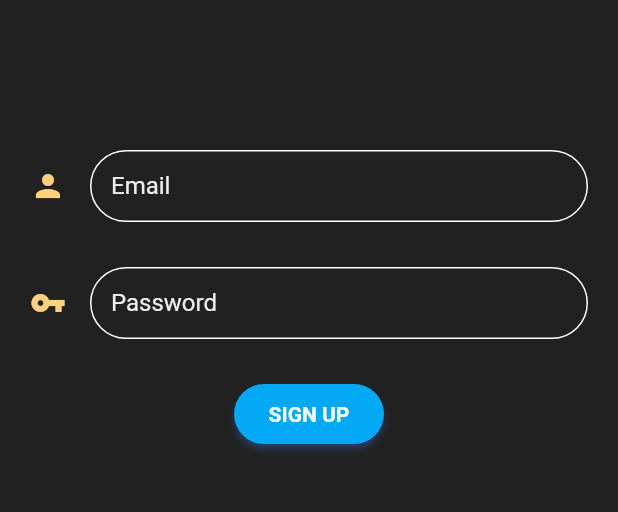
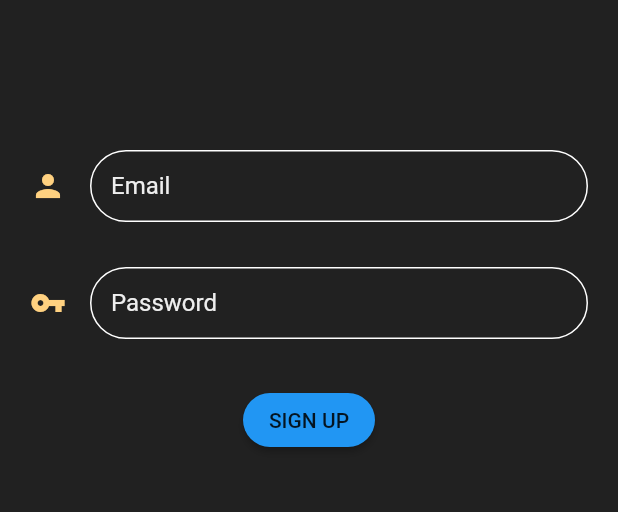
Before and after one commit to benivan/Firebase-Auth-With-Flutter, a Flutter app: the screen it shows after launch, after a tap on "LOGIN", after a tap on "Register", on a phone screen of 412 x 824 dp, the part 84-596 px from its top. Run offline on Flutter 3.47's test engine with Material 2 defaults, Android fonts, the phone set to English and light mode, and no system bars; our stand-ins replace cloud_firestore, firebase_auth, flutter_spinkit; accounts and stored records are empty; Roboto replaces fonts that are missing (Montserrat).

Commit message:
Fixed DropDownFormField Error and SignIn and SignUp Changed.

```diff
--- a/lib/screen/authenticate/register.dart
+++ b/lib/screen/authenticate/register.dart
@@ -28,6 +28,8 @@ class _RegisterState extends State<Register> {
 
   @override
   Widget build(BuildContext context) {
+
+    //Return Loading Screen While Fetching data
     return loading ? Loading():Scaffold(
       backgroundColor: Colors.grey[900],
       appBar: AppBar(
@@ -53,6 +55,7 @@ class _RegisterState extends State<Register> {
               ))
         ],
       ),
+
       body: Container(
           padding: EdgeInsets.symmetric(horizontal: 20.0, vertical: 50.0),
           child: Form(
@@ -62,6 +65,8 @@ class _RegisterState extends State<Register> {
                 SizedBox(
                   height: 50.0,
                 ),
+
+                //TextFormField For Email
                 TextFormField(
                   decoration: textInputDecorationForEmail,
                   // Input Text Color
@@ -81,9 +86,12 @@ class _RegisterState extends State<Register> {
                     });
                   },
                 ),
+
                 SizedBox(
                   height: 30.0,
                 ),
+
+                //TextFormField FOr Password
                 TextFormField(
                   decoration: textInputDecorationForPassword,
                   style: TextStyle(color: Colors.white),
@@ -101,16 +109,21 @@ class _RegisterState extends State<Register> {
                     });
                   },
                 ),
+
                 SizedBox(
                   height: 30.0,
                 ),
 
-                //******SIGNIN BUTTON******
-                Container(
-                    height: 40.0,
-                    width: 100.0,
-                    child: GestureDetector(
-                      onTap: () async {
+                // SignUp Button
+                RaisedButton(
+                  shape: StadiumBorder(),
+                  color: Colors.blue,
+                  splashColor: Colors.blueGrey,
+                  elevation: 2,
+
+                  child:Text('SIGN UP') ,
+
+                  onPressed: () async {
                     if (_formkey.currentState.validate()) {
                       setState(() {
                         loading = true;
@@ -123,27 +136,14 @@ class _RegisterState extends State<Register> {
                           error = 'Please provide a valid email.' ;
                         });
                       }
-                        }
-                      },
-                      child: Material(
-                        borderRadius: BorderRadius.circular(20.0),
-                        shadowColor: Colors.blueAccent,
-                        color: Colors.lightBlue,
-                        elevation: 2.0,
-                        child: Center(
-                          child: Text(
-                            'SIGN UP',
-                            style: TextStyle(
-                                color: Colors.white,
-                                fontWeight: FontWeight.bold,
-                                fontFamily: 'Montserrat'),
+                    }},
                 ),
-                        ),
-                      ),
-                    )),
+
+
                 SizedBox(
                   height: 12.0,
                 ),
+
                 Text(
                   error,
                   style: TextStyle(
--- a/lib/screen/authenticate/sign_in.dart
+++ b/lib/screen/authenticate/sign_in.dart
@@ -27,8 +27,11 @@ class _SignInState extends State<SignIn> {
 
   @override
   Widget build(BuildContext context) {
+
+    //Return Loading Screen While Fetching data
     return loading ? Loading():Scaffold(
       backgroundColor: Colors.grey[900],
+
       appBar: AppBar(
         backgroundColor: Colors.black54,
         elevation: 0.0,
@@ -52,6 +55,7 @@ class _SignInState extends State<SignIn> {
               ))
         ],
       ),
+
       body: Container(
           padding: EdgeInsets.symmetric(horizontal: 20.0, vertical: 50.0),
           child: Form(
@@ -62,6 +66,8 @@ class _SignInState extends State<SignIn> {
                 SizedBox(
                   height: 50.0,
                 ),
+
+                //TextFormField For Email
                 TextFormField(
                   decoration: textInputDecorationForEmail,
                   // Input Text Color
@@ -84,6 +90,8 @@ class _SignInState extends State<SignIn> {
                 SizedBox(
                   height: 30.0,
                 ),
+
+                //TextFormField For Password
                 TextFormField(
                   decoration: textInputDecorationForPassword,
 
@@ -103,16 +111,21 @@ class _SignInState extends State<SignIn> {
                     });
                   },
                 ),
+
                 SizedBox(
                   height: 30.0,
                 ),
 
-                //******LOGIN BUTTON******
-                Container(
-                    height: 40.0,
-                    width: 100.0,
-                    child: GestureDetector(
-                      onTap: () async {
+                //Login Button
+                RaisedButton(
+                  shape: StadiumBorder(),
+                  elevation: 2,
+                  color: Colors.green,
+                  splashColor: Colors.green[200],
+
+                  child: Text('LOGIN'),
+
+                  onPressed: () async {
                     if (_formkey.currentState.validate()) {
                       setState(() {
                         loading = true;
@@ -126,27 +139,13 @@ class _SignInState extends State<SignIn> {
                         });
                       }
                     }
-                      },
-                      child: Material(
-                        borderRadius: BorderRadius.circular(20.0),
-                        shadowColor: Colors.greenAccent,
-                        color: Colors.green,
-                        elevation: 2.0,
-                        child: Center(
-                          child: Text(
-                            'LOGIN',
-                            // Button is Only Working on text field nol all button is clickable
-                            style: TextStyle(
-                                color: Colors.white,
-                                fontWeight: FontWeight.bold,
-                                fontFamily: 'Montserrat'),
-                          ),
-                        ),
-                      ),
-                    )),
+                },),
+
                 SizedBox(
                   height: 12.0,
                 ),
+
+
                 Text(
                   error,
                   style: TextStyle(color: Colors.red, fontSize: 14.0),
--- a/lib/screen/home/home.dart
+++ b/lib/screen/home/home.dart
@@ -33,6 +33,7 @@ class Home extends StatelessWidget {
           title: Text('Home'),
           // used to add Widget In AppBar
           actions: <Widget>[
+
             FlatButton.icon(
                 onPressed: () async {
                   await _auth.signOut();
@@ -45,6 +46,8 @@ class Home extends StatelessWidget {
                   'Logout',
                   style: TextStyle(color: Colors.red),
                 )),
+
+
             FlatButton.icon(
                 onPressed: () => _showsSettingPanel(),
                 icon: Icon(Icons.settings,
@@ -53,6 +56,8 @@ class Home extends StatelessWidget {
                 style: TextStyle(
                   color: Colors.grey
                 ),))
+
+
           ],
         ),
         body: Padding(
--- a/lib/screen/home/setting_form.dart
+++ b/lib/screen/home/setting_form.dart
@@ -179,7 +179,8 @@ class _SettingFormState extends State<SettingForm> {
                             items: cigaretteQuantity
                                 .map((e) =>
                                     DropdownMenuItem<String>(value: e, child: Text(e)))
-                                .toList(),
+                                     .toList(),
+
                             onChanged: (val) =>
                                 setState(() => _currentCigaretteQuantity = val),
                             decoration: textInputDecoration.copyWith(
@@ -192,18 +193,19 @@ class _SettingFormState extends State<SettingForm> {
                             height: 10,
                           ),
 
-                          // DropdownButtonFormField<String>(
-                          //   value:userData.cigaretteBrand ?? _currentCigaretteBrand,
-                          //   items: cigaretteBrands
-                          //       .map((e) =>
-                          //       DropdownMenuItem<String>(value: e, child: Text(e)))
-                          //       .toList(),
-                          //   onChanged: (val) =>
-                          //       setState(() => _currentCigaretteBrand = val),
-                          //   decoration: textInputDecoration.copyWith(
-                          //       icon: Icon(Icons.alternate_email_outlined)
-                          //   ),
-                          // ),
+                          //Dropdown FOr Brands
+                          DropdownButtonFormField<String>(
+                            value: userData.cigaretteBrand ?? _currentCigaretteBrand,
+                              items:cigaretteBrands.map((e) => DropdownMenuItem(value: e,child: Text(e)))
+                              .toList(),
+
+                            onChanged: (val) =>
+                                  setState(() => _currentCigaretteBrand = val),
+                            decoration: textInputDecoration.copyWith(
+                              icon: Icon(Icons.bug_report)
+                            ),
+
+                          ),
 
 
                         ],
@@ -214,10 +216,12 @@ class _SettingFormState extends State<SettingForm> {
                       height: 10,
                     ),
 
+                    //Update Button
                     RaisedButton(child:Text('Update'),
                       shape: StadiumBorder(),
                       color: Colors.indigoAccent,
                       splashColor: Colors.blueGrey,
+
                       onPressed: () async {
                         if (_formkey.currentState.validate()) {
                           await DatabaseService(uid: user.uid)
@@ -233,7 +237,9 @@ class _SettingFormState extends State<SettingForm> {
                               .then(
                                   (value) => Navigator.of(context).pop());
                         }
+
                       },)
+
                   ],
                 ));
           } else {
```
Also changed, not shown: assets/coffee_cup.png (added). Lines whose indentation alone changed are shown as unchanged.
